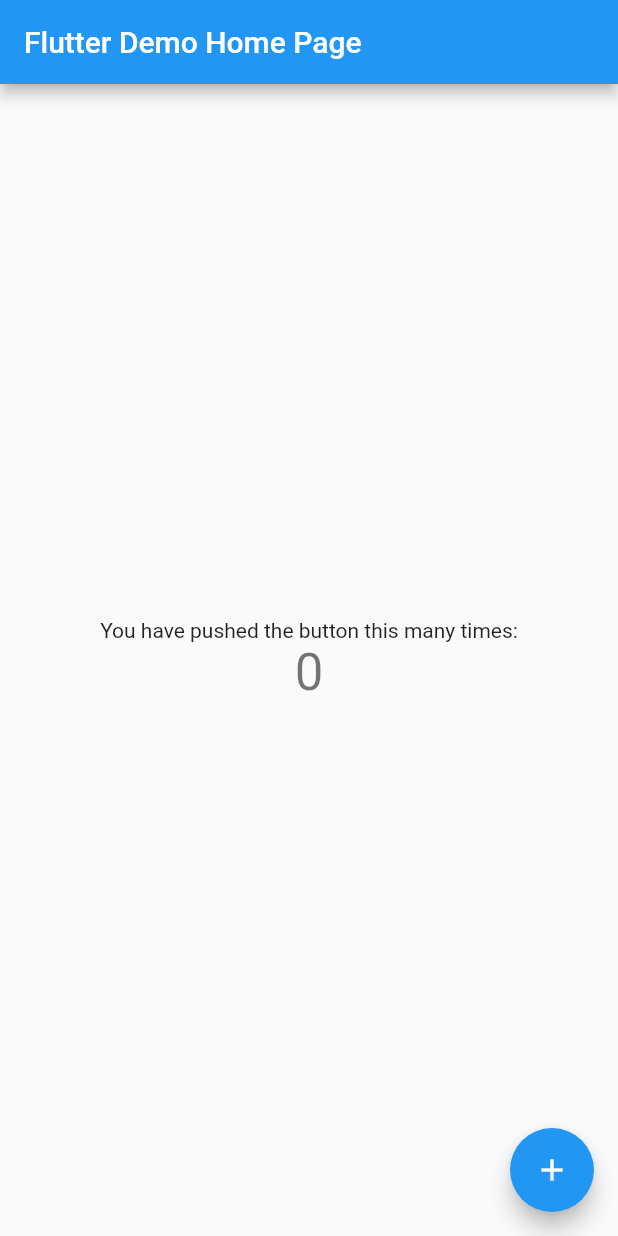
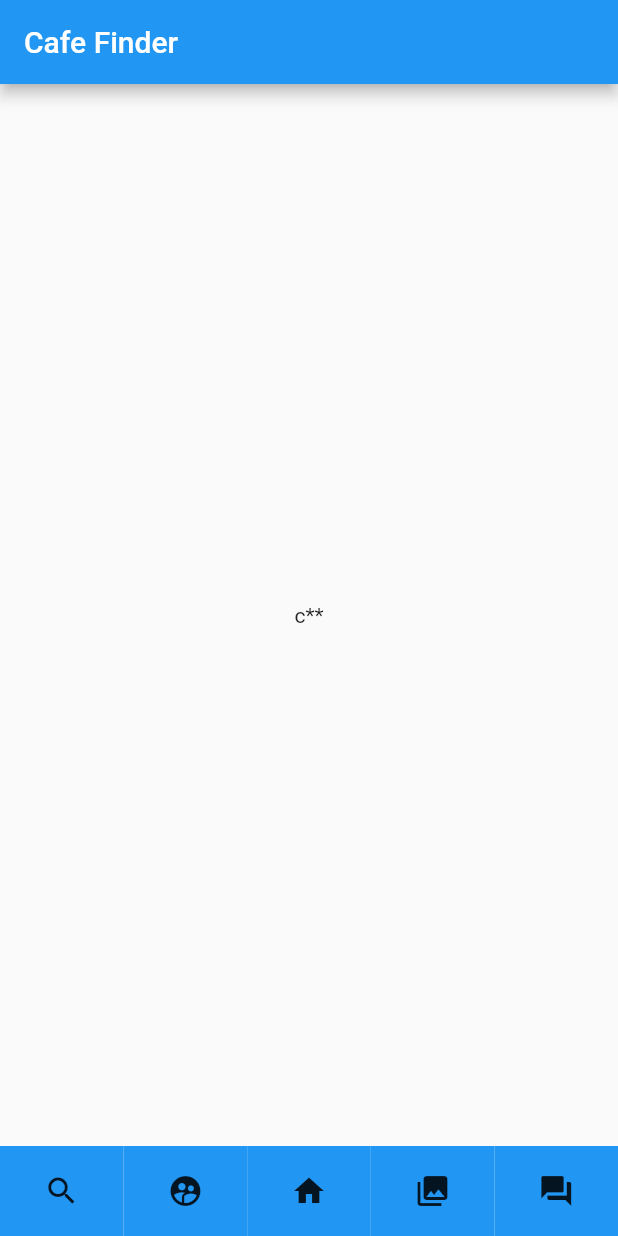
Before and after one commit to jonathanhua99/cafeapp, a Flutter app: the screen it shows after launch, on a phone screen of 412 x 824 dp. Run offline on Flutter 3.47's test engine with Material 2 defaults, Android fonts, the phone set to English and light mode, and no system bars.

Commit message:
Create home page and add bottom navigation bar

```diff
--- a/lib/main.dart
+++ b/lib/main.dart
@@ -1,3 +1,4 @@
+import 'package:cafe_app/screens/home_screen.dart';
 import 'package:flutter/material.dart';
 
 void main() {
@@ -9,109 +10,12 @@ class MyApp extends StatelessWidget {
   @override
   Widget build(BuildContext context) {
     return MaterialApp(
-      title: 'Flutter Demo',
+      debugShowCheckedModeBanner: false,
+      title: 'Cafe Finder',
       theme: ThemeData(
-        // This is the theme of your application.
-        //
-        // Try running your application with "flutter run". You'll see the
-        // application has a blue toolbar. Then, without quitting the app, try
-        // changing the primarySwatch below to Colors.green and then invoke
-        // "hot reload" (press "r" in the console where you ran "flutter run",
-        // or simply save your changes to "hot reload" in a Flutter IDE).
-        // Notice that the counter didn't reset back to zero; the application
-        // is not restarted.
-        primarySwatch: Colors.blue,
-        // This makes the visual density adapt to the platform that you run
-        // the app on. For desktop platforms, the controls will be smaller and
-        // closer together (more dense) than on mobile platforms.
         visualDensity: VisualDensity.adaptivePlatformDensity,
       ),
-      home: MyHomePage(title: 'Flutter Demo Home Page'),
+      home: HomeScreen(),
     );
   }
 }
-
-class MyHomePage extends StatefulWidget {
-  MyHomePage({Key key, this.title}) : super(key: key);
-
-  // This widget is the home page of your application. It is stateful, meaning
-  // that it has a State object (defined below) that contains fields that affect
-  // how it looks.
-
-  // This class is the configuration for the state. It holds the values (in this
-  // case the title) provided by the parent (in this case the App widget) and
-  // used by the build method of the State. Fields in a Widget subclass are
-  // always marked "final".
-
-  final String title;
-
-  @override
-  _MyHomePageState createState() => _MyHomePageState();
-}
-
-class _MyHomePageState extends State<MyHomePage> {
-  int _counter = 0;
-
-  void _incrementCounter() {
-    setState(() {
-      // This call to setState tells the Flutter framework that something has
-      // changed in this State, which causes it to rerun the build method below
-      // so that the display can reflect the updated values. If we changed
-      // _counter without calling setState(), then the build method would not be
-      // called again, and so nothing would appear to happen.
-      _counter++;
-    });
-  }
-
-  @override
-  Widget build(BuildContext context) {
-    // This method is rerun every time setState is called, for instance as done
-    // by the _incrementCounter method above.
-    //
-    // The Flutter framework has been optimized to make rerunning build methods
-    // fast, so that you can just rebuild anything that needs updating rather
-    // than having to individually change instances of widgets.
-    return Scaffold(
-      appBar: AppBar(
-        // Here we take the value from the MyHomePage object that was created by
-        // the App.build method, and use it to set our appbar title.
-        title: Text(widget.title),
-      ),
-      body: Center(
-        // Center is a layout widget. It takes a single child and positions it
-        // in the middle of the parent.
-        child: Column(
-          // Column is also a layout widget. It takes a list of children and
-          // arranges them vertically. By default, it sizes itself to fit its
-          // children horizontally, and tries to be as tall as its parent.
-          //
-          // Invoke "debug painting" (press "p" in the console, choose the
-          // "Toggle Debug Paint" action from the Flutter Inspector in Android
-          // Studio, or the "Toggle Debug Paint" command in Visual Studio Code)
-          // to see the wireframe for each widget.
-          //
-          // Column has various properties to control how it sizes itself and
-          // how it positions its children. Here we use mainAxisAlignment to
-          // center the children vertically; the main axis here is the vertical
-          // axis because Columns are vertical (the cross axis would be
-          // horizontal).
-          mainAxisAlignment: MainAxisAlignment.center,
-          children: <Widget>[
-            Text(
-              'You have pushed the button this many times:',
-            ),
-            Text(
-              '$_counter',
-              style: Theme.of(context).textTheme.headline4,
-            ),
-          ],
-        ),
-      ),
-      floatingActionButton: FloatingActionButton(
-        onPressed: _incrementCounter,
-        tooltip: 'Increment',
-        child: Icon(Icons.add),
-      ), // This trailing comma makes auto-formatting nicer for build methods.
-    );
-  }
-}
--- /dev/null
+++ b/lib/screens/home_screen.dart
@@ -0,0 +1,46 @@
+import 'package:flutter/material.dart';
+
+class HomeScreen extends StatefulWidget {
+  @override
+  _HomeScreenState createState() => _HomeScreenState();
+}
+
+class _HomeScreenState extends State<HomeScreen> {
+  int _selectedItemIndex;
+
+  @override
+  Widget build(BuildContext context) {
+    return Scaffold(
+      bottomNavigationBar: Row(
+        children: <Widget>[
+          buildNavBarItem(Icons.search, 0),
+          buildNavBarItem(Icons.supervised_user_circle, 1),
+          buildNavBarItem(Icons.home, 2),
+          buildNavBarItem(Icons.collections, 3),
+          buildNavBarItem(Icons.forum, 4),
+        ],
+      ),
+      appBar: AppBar(
+        title: Text('Cafe Finder'),
+      ),
+      body: Center(child: Text('c**')),
+    );
+  }
+
+  GestureDetector buildNavBarItem(IconData icon, int index) {
+    return GestureDetector(
+      onTap: () {
+        setState(() {
+          _selectedItemIndex = index;
+        });
+      },
+      child: Container(
+        height: 60,
+        width: MediaQuery.of(context).size.width / 5,
+        decoration: BoxDecoration(
+            color: index == _selectedItemIndex ? Colors.green : Colors.blue),
+        child: Icon(icon),
+      ),
+    );
+  }
+}
```
Also changed, not shown: 112 other files.
